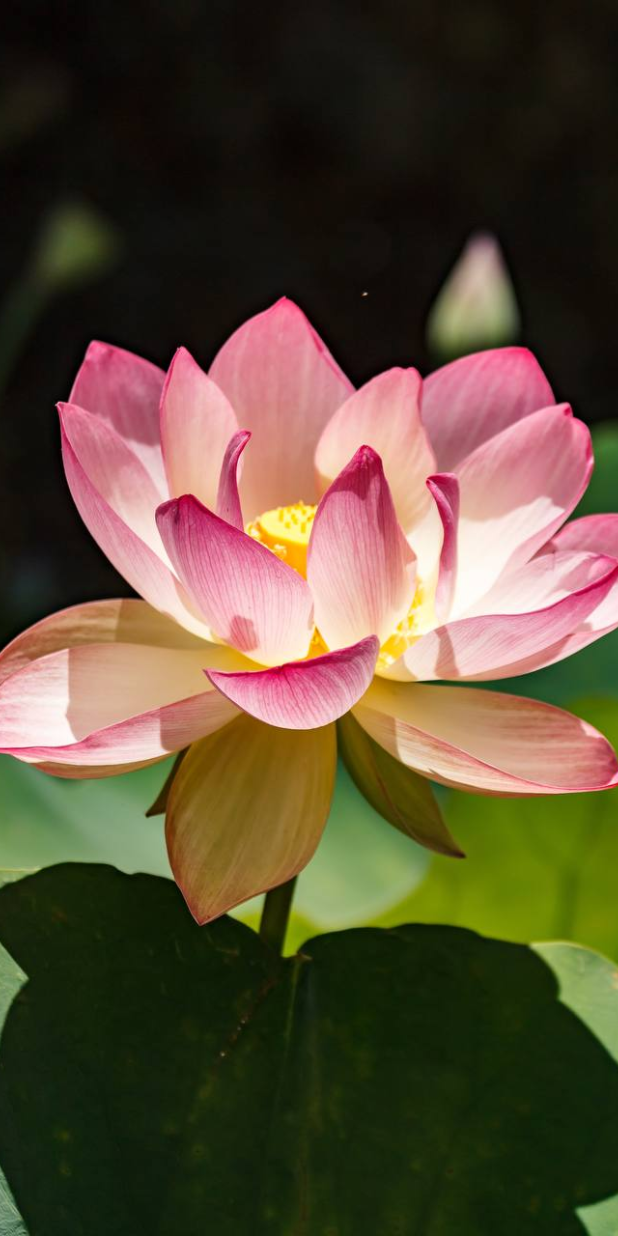
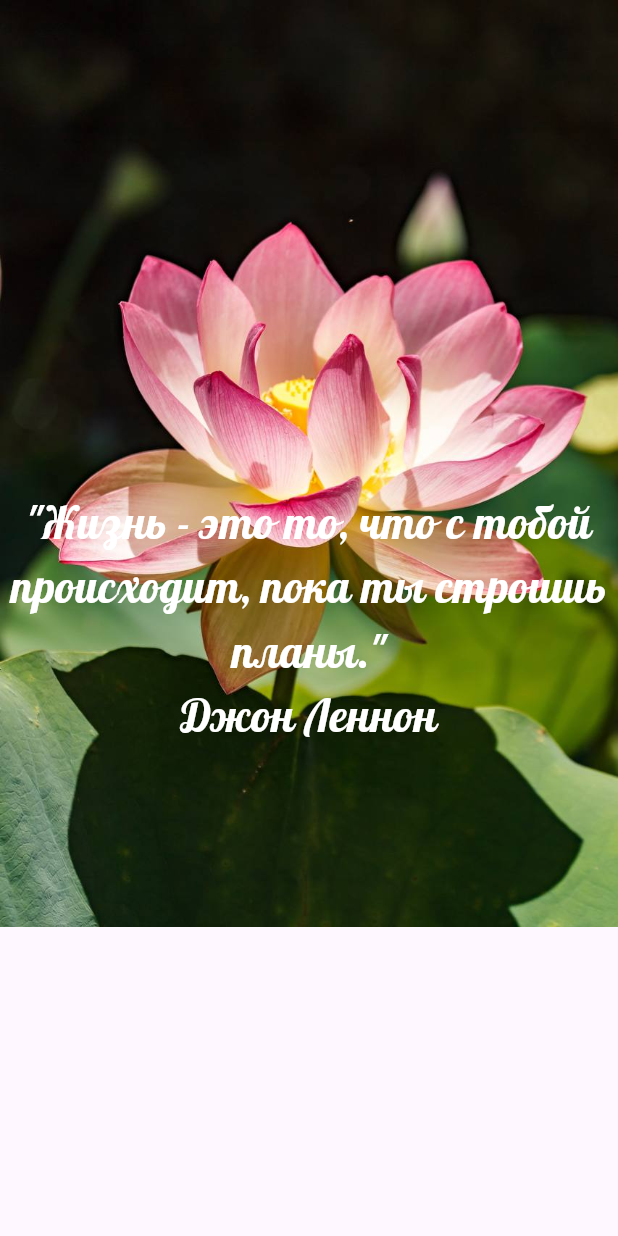
Before and after one commit to MarinaPak108/lotus, a Flutter app: the _Splash screen opened directly, on a phone screen of 412 x 824 dp. Run offline on Flutter 3.47's test engine with Material 3 defaults, Android fonts, the phone set to English and light mode, and no system bars; drawn by our look-alikes of shimmer; our stand-ins replace dartz, equatable, google_fonts, shared_preferences, sqflite; accounts and stored records are empty.

Commit message:
added phrase of the day on splash page

```diff
--- a/lib/presentation/pages/splash_page.dart
+++ b/lib/presentation/pages/splash_page.dart
@@ -1,12 +1,16 @@
 import 'dart:async';
 
 import 'package:flutter/material.dart';
+import 'package:google_fonts/google_fonts.dart';
 import 'package:shared_preferences/shared_preferences.dart';
 import 'package:sm_project/api/dto/doctor_dto.dart';
 import 'package:sm_project/api/dto/formResults_dto.dart';
 import 'package:sm_project/api/dto/visitor_dto.dart';
+import 'package:sm_project/core/theme/app_styles.dart';
 import 'package:sm_project/presentation/pages/home_page.dart';
 import 'package:sm_project/presentation/pages/login_page.dart';
+
+import 'package:shimmer/shimmer.dart';
 
 import 'package:sm_project/domain/global_var/global_settings.dart' as global;
 
@@ -98,6 +102,9 @@ class _SplashState extends State<_Splash> {
         fathersName: "Владиславовна",
         birthday: DateTime(1938, 11, 14)),
   ];
+  String phraseOfTheDay =
+      '"Жизнь - это то, что с тобой происходит, пока ты строишь планы."';
+  String author = "Джон Леннон";
 
   getLoggedInState() async {
     prefs = await SharedPreferences.getInstance();
@@ -117,7 +124,7 @@ class _SplashState extends State<_Splash> {
   void initState() {
     super.initState();
     getLoggedInState();
-    Future.delayed(const Duration(seconds: 2), _routeUser);
+    Future.delayed(const Duration(seconds: 4), _routeUser);
   }
 
   countYear(DateTime birthday) {
@@ -203,9 +210,35 @@ class _SplashState extends State<_Splash> {
         body: SizedBox(
             width: MediaQuery.sizeOf(context).width,
             height: MediaQuery.sizeOf(context).height,
-            child: Image.asset(
-              'assets/img/splash.jpg',
-              fit: BoxFit.fitHeight,
-            )));
+            child: Stack(children: [
+              Image.asset(
+                'assets/img/splash.jpg',
+                fit: BoxFit.fitHeight,
+              ),
+              Shimmer.fromColors(
+                baseColor: Colors.white,
+                highlightColor: Colors.blueAccent,
+                child: Column(
+                  mainAxisAlignment: MainAxisAlignment.center,
+                  children: [
+                    Text(
+                      phraseOfTheDay,
+                      textAlign: TextAlign.center,
+                      style: GoogleFonts.lobster(
+                        color: Colors.white,
+                        fontSize: 30,
+                      ),
+                    ),
+                    Text(
+                      author,
+                      style: GoogleFonts.lobster(
+                        color: Colors.white,
+                        fontSize: 30,
+                      ),
+                    )
+                  ],
+                ),
+              ),
+            ])));
   }
 }
--- a/pubspec.yaml
+++ b/pubspec.yaml
@@ -48,6 +48,7 @@ dependencies:
   provider: ^6.1.2
   http: ^1.0.0
   shared_preferences: ^2.0.15
+  shimmer: ^3.0.0
 
 dev_dependencies:
   flutter_test:
```
Also changed, not shown: pubspec.lock.
